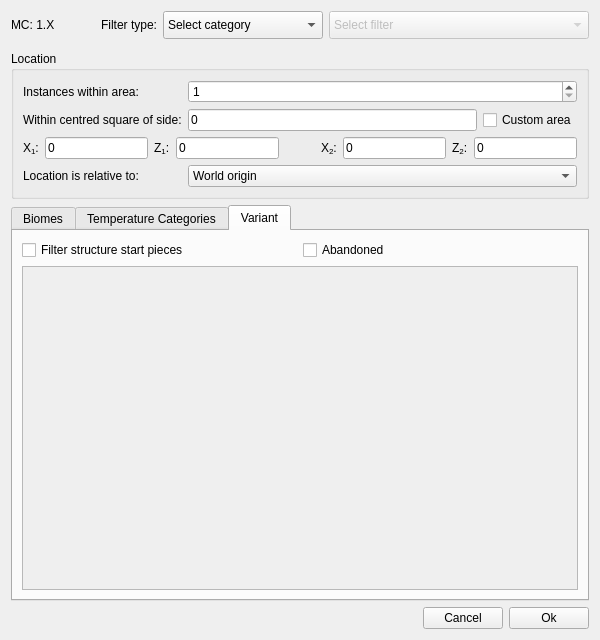
Old version of the form src/filterdialog.ui in the repository Cubitect/cubiomes-viewer.
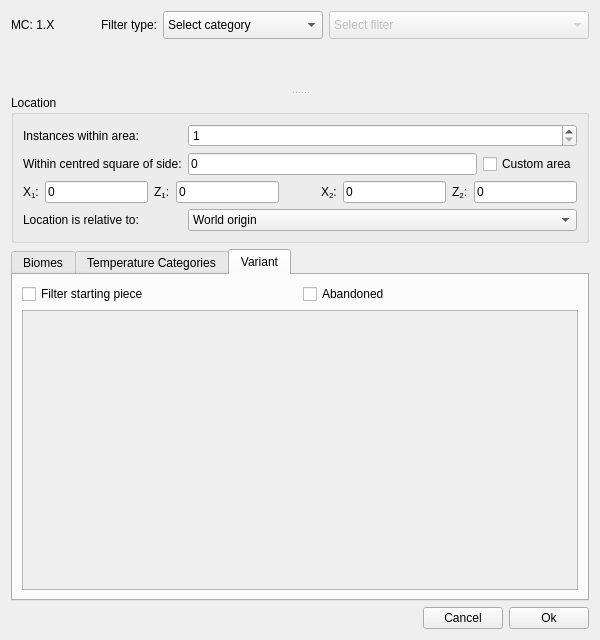
New version of the form. The open tabs and pages were chosen to show the change. Icons and pictures are not drawn. Custom widgets are drawn as their Qt base class.

Commit message: Added village types + dimension scaling + bb + updated gateways * added village type selector to filters * added helper for coordinate multiplication of cross-dimension relative locations * added 1.18 villages, outposts and bastions to known bounding boxes * updated end gateways for 1.18

```diff
--- a/src/filterdialog.ui
+++ b/src/filterdialog.ui
@@ -14,353 +14,7 @@
    <string>New Filter</string>
   </property>
   <layout class="QGridLayout" name="gridLayout_3">
-   <item row="4" column="0" colspan="2">
-    <widget class="QTabWidget" name="tabWidget">
-     <property name="currentIndex">
-      <number>0</number>
-     </property>
-     <property name="usesScrollButtons">
-      <bool>false</bool>
-     </property>
-     <widget class="QWidget" name="tabBiomes">
-      <attribute name="title">
-       <string>Biomes</string>
-      </attribute>
-      <layout class="QGridLayout" name="gridLayout_4">
-       <item row="1" column="3">
-        <widget class="QLineEdit" name="lineY">
-         <property name="toolTip">
-          <string>Vertical position in blocks</string>
-         </property>
-         <property name="text">
-          <string>63</string>
-         </property>
-        </widget>
-       </item>
-       <item row="1" column="0">
-        <widget class="QCheckBox" name="checkApprox">
-         <property name="toolTip">
-          <string>Enables optimizations that trade accuracy for speed</string>
-         </property>
-         <property name="text">
-          <string>Approximate</string>
-         </property>
-        </widget>
-       </item>
-       <item row="1" column="2">
-        <widget class="QLabel" name="labelY">
-         <property name="text">
-          <string>Sample at height (Y):</string>
-         </property>
-        </widget>
-       </item>
-       <item row="3" column="0" colspan="4">
-        <widget class="QScrollArea" name="scrollArea">
-         <property name="widgetResizable">
-          <bool>true</bool>
-         </property>
-         <widget class="QWidget" name="scrollBiomes">
-          <property name="geometry">
-           <rect>
-            <x>0</x>
-            <y>0</y>
-            <width>562</width>
-            <height>270</height>
-           </rect>
-          </property>
-          <layout class="QVBoxLayout" name="verticalLayout_2">
-           <property name="sizeConstraint">
-            <enum>QLayout::SetMinAndMaxSize</enum>
-           </property>
-           <item>
-            <layout class="QGridLayout" name="gridLayoutBiomes"/>
-           </item>
-          </layout>
-         </widget>
-        </widget>
-       </item>
-       <item row="2" column="0" colspan="4">
-        <layout class="QHBoxLayout" name="horizontalLayout_3">
-         <item>
-          <widget class="QPushButton" name="buttonUncheck">
-           <property name="text">
-            <string>uncheck all</string>
-           </property>
-          </widget>
-         </item>
-         <item>
-          <widget class="QPushButton" name="buttonInclude">
-           <property name="text">
-            <string>include all</string>
-           </property>
-          </widget>
-         </item>
-         <item>
-          <widget class="QPushButton" name="buttonExclude">
-           <property name="text">
-            <string>exclude all</string>
-           </property>
-          </widget>
-         </item>
-        </layout>
-       </item>
-       <item row="1" column="1">
-        <spacer name="horizontalSpacer_3">
-         <property name="orientation">
-          <enum>Qt::Horizontal</enum>
-         </property>
-         <property name="sizeHint" stdset="0">
-          <size>
-           <width>40</width>
-           <height>20</height>
-          </size>
-         </property>
-        </spacer>
-       </item>
-      </layout>
-     </widget>
-     <widget class="QWidget" name="tabTemps">
-      <attribute name="title">
-       <string>Temperature Categories</string>
-      </attribute>
-      <layout class="QVBoxLayout" name="verticalLayout_4">
-       <item>
-        <widget class="QLabel" name="label">
-         <property name="text">
-          <string>Select how many entries of each temperature category are required.</string>
-         </property>
-        </widget>
-       </item>
-       <item>
-        <layout class="QGridLayout" name="gridLayoutTemps"/>
-       </item>
-       <item>
-        <spacer name="verticalSpacer">
-         <property name="orientation">
-          <enum>Qt::Vertical</enum>
-         </property>
-         <property name="sizeHint" stdset="0">
-          <size>
-           <width>20</width>
-           <height>40</height>
-          </size>
-         </property>
-        </spacer>
-       </item>
-      </layout>
-     </widget>
-     <widget class="QWidget" name="tabVariants">
-      <attribute name="title">
-       <string>Variant</string>
-      </attribute>
-      <layout class="QGridLayout" name="gridLayout_5">
-       <item row="0" column="1">
-        <widget class="QCheckBox" name="checkAbandoned">
-         <property name="text">
-          <string>Abandoned</string>
-         </property>
-        </widget>
-       </item>
-       <item row="0" column="0">
-        <widget class="QCheckBox" name="checkStartPiece">
-         <property name="text">
-          <string>Filter structure start pieces</string>
-         </property>
-        </widget>
-       </item>
-       <item row="1" column="0" colspan="2">
-        <widget class="QScrollArea" name="scrollVariants">
-         <property name="widgetResizable">
-          <bool>true</bool>
-         </property>
-         <widget class="QWidget" name="scrollAreaWidgetContents_2">
-          <property name="geometry">
-           <rect>
-            <x>0</x>
-            <y>0</y>
-            <width>562</width>
-            <height>303</height>
-           </rect>
-          </property>
-          <layout class="QVBoxLayout" name="verticalLayout_3">
-           <item>
-            <layout class="QGridLayout" name="gridLayoutVariants"/>
-           </item>
-          </layout>
-         </widget>
-        </widget>
-       </item>
-      </layout>
-     </widget>
-    </widget>
-   </item>
-   <item row="3" column="0" colspan="2">
-    <widget class="QGroupBox" name="groupBoxPosition">
-     <property name="title">
-      <string>Location</string>
-     </property>
-     <layout class="QGridLayout" name="gridLayout">
-      <item row="4" column="0">
-       <widget class="QLabel" name="labelRelative">
-        <property name="text">
-         <string>Location is relative to:</string>
-        </property>
-       </widget>
-      </item>
-      <item row="0" column="1" colspan="2">
-       <widget class="QSpinBox" name="spinBox">
-        <property name="minimum">
-         <number>1</number>
-        </property>
-        <property name="maximum">
-         <number>99</number>
-        </property>
-       </widget>
-      </item>
-      <item row="4" column="1" colspan="2">
-       <widget class="QComboBox" name="comboBoxRelative">
-        <item>
-         <property name="text">
-          <string>World origin</string>
-         </property>
-        </item>
-       </widget>
-      </item>
-      <item row="1" column="1">
-       <widget class="QLineEdit" name="lineRadius">
-        <property name="text">
-         <string>0</string>
-        </property>
-       </widget>
-      </item>
-      <item row="1" column="2">
-       <widget class="QCheckBox" name="buttonArea">
-        <property name="toolTip">
-         <string>Specify manual rectangle rather than square</string>
-        </property>
-        <property name="text">
-         <string>Custom area</string>
-        </property>
-        <property name="checkable">
-         <bool>true</bool>
-        </property>
-       </widget>
-      </item>
-      <item row="0" column="0">
-       <widget class="QLabel" name="labelSpinBox">
-        <property name="text">
-         <string>Instances within area:</string>
-        </property>
-       </widget>
-      </item>
-      <item row="1" column="0">
-       <widget class="QLabel" name="labelSquareArea">
-        <property name="text">
-         <string>Within centred square of side:</string>
-        </property>
-       </widget>
-      </item>
-      <item row="2" column="0" colspan="3">
-       <layout class="QHBoxLayout" name="horizontalLayout">
-        <item>
-         <widget class="QLabel" name="labelX1">
-          <property name="toolTip">
-           <string>Lower bound (inclusive)</string>
-          </property>
-          <property name="text">
-           <string>X&lt;sub&gt;1&lt;/sub&gt;:</string>
-          </property>
-         </widget>
-        </item>
-        <item>
-         <widget class="QLineEdit" name="lineEditX1">
-          <property name="toolTip">
-           <string>Lower bound (inclusive)</string>
-          </property>
-          <property name="text">
-           <string>0</string>
-          </property>
-         </widget>
-        </item>
-        <item>
-         <widget class="QLabel" name="labelZ1">
-          <property name="toolTip">
-           <string>Lower bound (inclusive)</string>
-          </property>
-          <property name="text">
-           <string>Z&lt;sub&gt;1&lt;/sub&gt;:</string>
-          </property>
-         </widget>
-        </item>
-        <item>
-         <widget class="QLineEdit" name="lineEditZ1">
-          <property name="toolTip">
-           <string>Lower bound (inclusive)</string>
-          </property>
-          <property name="text">
-           <string>0</string>
-          </property>
-         </widget>
-        </item>
-        <item>
-         <spacer name="horizontalSpacer">
-          <property name="orientation">
-           <enum>Qt::Horizontal</enum>
-          </property>
-          <property name="sizeHint" stdset="0">
-           <size>
-            <width>40</width>
-            <height>20</height>
-           </size>
-          </property>
-         </spacer>
-        </item>
-        <item>
-         <widget class="QLabel" name="labelX2">
-          <property name="toolTip">
-           <string>Upper bound (inclusive)</string>
-          </property>
-          <property name="text">
-           <string>X&lt;sub&gt;2&lt;/sub&gt;:</string>
-          </property>
-         </widget>
-        </item>
-        <item>
-         <widget class="QLineEdit" name="lineEditX2">
-          <property name="toolTip">
-           <string>Upper bound (inclusive)</string>
-          </property>
-          <property name="text">
-           <string>0</string>
-          </property>
-         </widget>
-        </item>
-        <item>
-         <widget class="QLabel" name="labelZ2">
-          <property name="toolTip">
-           <string>Upper bound (inclusive)</string>
-          </property>
-          <property name="text">
-           <string>Z&lt;sub&gt;2&lt;/sub&gt;:</string>
-          </property>
-         </widget>
-        </item>
-        <item>
-         <widget class="QLineEdit" name="lineEditZ2">
-          <property name="toolTip">
-           <string>Upper bound (inclusive)</string>
-          </property>
-          <property name="text">
-           <string>0</string>
-          </property>
-         </widget>
-        </item>
-       </layout>
-      </item>
-     </layout>
-    </widget>
-   </item>
-   <item row="0" column="0" colspan="2">
+   <item row="0" column="0">
     <layout class="QGridLayout" name="gridLayout_2">
      <item row="0" column="0">
       <widget class="QLabel" name="labelMC">
@@ -498,7 +152,368 @@
      </item>
     </layout>
    </item>
-   <item row="6" column="0" rowspan="3" colspan="2">
+   <item row="1" column="0">
+    <widget class="QSplitter" name="splitter">
+     <property name="orientation">
+      <enum>Qt::Vertical</enum>
+     </property>
+     <widget class="Collapsible" name="collapseDescription" native="true"/>
+     <widget class="QWidget" name="layoutWidget">
+      <layout class="QVBoxLayout" name="verticalLayout">
+       <item>
+        <widget class="QGroupBox" name="groupBoxPosition">
+         <property name="title">
+          <string>Location</string>
+         </property>
+         <layout class="QGridLayout" name="gridLayout">
+          <item row="4" column="0">
+           <widget class="QLabel" name="labelRelative">
+            <property name="text">
+             <string>Location is relative to:</string>
+            </property>
+           </widget>
+          </item>
+          <item row="0" column="1" colspan="2">
+           <widget class="QSpinBox" name="spinBox">
+            <property name="minimum">
+             <number>1</number>
+            </property>
+            <property name="maximum">
+             <number>99</number>
+            </property>
+           </widget>
+          </item>
+          <item row="4" column="1" colspan="2">
+           <widget class="QComboBox" name="comboBoxRelative">
+            <item>
+             <property name="text">
+              <string>World origin</string>
+             </property>
+            </item>
+           </widget>
+          </item>
+          <item row="1" column="1">
+           <widget class="QLineEdit" name="lineRadius">
+            <property name="text">
+             <string>0</string>
+            </property>
+           </widget>
+          </item>
+          <item row="1" column="2">
+           <widget class="QCheckBox" name="buttonArea">
+            <property name="toolTip">
+             <string>Specify manual rectangle rather than square</string>
+            </property>
+            <property name="text">
+             <string>Custom area</string>
+            </property>
+            <property name="checkable">
+             <bool>true</bool>
+            </property>
+           </widget>
+          </item>
+          <item row="0" column="0">
+           <widget class="QLabel" name="labelSpinBox">
+            <property name="text">
+             <string>Instances within area:</string>
+            </property>
+           </widget>
+          </item>
+          <item row="1" column="0">
+           <widget class="QLabel" name="labelSquareArea">
+            <property name="text">
+             <string>Within centred square of side:</string>
+            </property>
+           </widget>
+          </item>
+          <item row="2" column="0" colspan="3">
+           <layout class="QHBoxLayout" name="horizontalLayout">
+            <item>
+             <widget class="QLabel" name="labelX1">
+              <property name="toolTip">
+               <string>Lower bound (inclusive)</string>
+              </property>
+              <property name="text">
+               <string>X&lt;sub&gt;1&lt;/sub&gt;:</string>
+              </property>
+             </widget>
+            </item>
+            <item>
+             <widget class="QLineEdit" name="lineEditX1">
+              <property name="toolTip">
+               <string>Lower bound (inclusive)</string>
+              </property>
+              <property name="text">
+               <string>0</string>
+              </property>
+             </widget>
+            </item>
+            <item>
+             <widget class="QLabel" name="labelZ1">
+              <property name="toolTip">
+               <string>Lower bound (inclusive)</string>
+              </property>
+              <property name="text">
+               <string>Z&lt;sub&gt;1&lt;/sub&gt;:</string>
+              </property>
+             </widget>
+            </item>
+            <item>
+             <widget class="QLineEdit" name="lineEditZ1">
+              <property name="toolTip">
+               <string>Lower bound (inclusive)</string>
+              </property>
+              <property name="text">
+               <string>0</string>
+              </property>
+             </widget>
+            </item>
+            <item>
+             <spacer name="horizontalSpacer">
+              <property name="orientation">
+               <enum>Qt::Horizontal</enum>
+              </property>
+              <property name="sizeHint" stdset="0">
+               <size>
+                <width>40</width>
+                <height>20</height>
+               </size>
+              </property>
+             </spacer>
+            </item>
+            <item>
+             <widget class="QLabel" name="labelX2">
+              <property name="toolTip">
+               <string>Upper bound (inclusive)</string>
+              </property>
+              <property name="text">
+               <string>X&lt;sub&gt;2&lt;/sub&gt;:</string>
+              </property>
+             </widget>
+            </item>
+            <item>
+             <widget class="QLineEdit" name="lineEditX2">
+              <property name="toolTip">
+               <string>Upper bound (inclusive)</string>
+              </property>
+              <property name="text">
+               <string>0</string>
+              </property>
+             </widget>
+            </item>
+            <item>
+             <widget class="QLabel" name="labelZ2">
+              <property name="toolTip">
+               <string>Upper bound (inclusive)</string>
+              </property>
+              <property name="text">
+               <string>Z&lt;sub&gt;2&lt;/sub&gt;:</string>
+              </property>
+             </widget>
+            </item>
+            <item>
+             <widget class="QLineEdit" name="lineEditZ2">
+              <property name="toolTip">
+               <string>Upper bound (inclusive)</string>
+              </property>
+              <property name="text">
+               <string>0</string>
+              </property>
+             </widget>
+            </item>
+           </layout>
+          </item>
+         </layout>
+        </widget>
+       </item>
+       <item>
+        <widget class="QTabWidget" name="tabWidget">
+         <property name="currentIndex">
+          <number>0</number>
+         </property>
+         <property name="usesScrollButtons">
+          <bool>false</bool>
+         </property>
+         <widget class="QWidget" name="tabBiomes">
+          <attribute name="title">
+           <string>Biomes</string>
+          </attribute>
+          <layout class="QGridLayout" name="gridLayout_4">
+           <item row="1" column="3">
+            <widget class="QLineEdit" name="lineY">
+             <property name="toolTip">
+              <string>Vertical position in blocks</string>
+             </property>
+             <property name="text">
+              <string>63</string>
+             </property>
+            </widget>
+           </item>
+           <item row="1" column="0">
+            <widget class="QCheckBox" name="checkApprox">
+             <property name="toolTip">
+              <string>Enables optimizations that trade accuracy for speed</string>
+             </property>
+             <property name="text">
+              <string>Approximate</string>
+             </property>
+            </widget>
+           </item>
+           <item row="1" column="2">
+            <widget class="QLabel" name="labelY">
+             <property name="text">
+              <string>Sample at height (Y):</string>
+             </property>
+            </widget>
+           </item>
+           <item row="3" column="0" colspan="4">
+            <widget class="QScrollArea" name="scrollArea">
+             <property name="widgetResizable">
+              <bool>true</bool>
+             </property>
+             <widget class="QWidget" name="scrollBiomes">
+              <property name="geometry">
+               <rect>
+                <x>0</x>
+                <y>0</y>
+                <width>568</width>
+                <height>249</height>
+               </rect>
+              </property>
+              <layout class="QVBoxLayout" name="verticalLayout_2">
+               <property name="sizeConstraint">
+                <enum>QLayout::SetMinAndMaxSize</enum>
+               </property>
+               <item>
+                <layout class="QGridLayout" name="gridLayoutBiomes"/>
+               </item>
+              </layout>
+             </widget>
+            </widget>
+           </item>
+           <item row="2" column="0" colspan="4">
+            <layout class="QHBoxLayout" name="horizontalLayout_3">
+             <item>
+              <widget class="QPushButton" name="buttonUncheck">
+               <property name="text">
+                <string>uncheck all</string>
+               </property>
+              </widget>
+             </item>
+             <item>
+              <widget class="QPushButton" name="buttonInclude">
+               <property name="text">
+                <string>include all</string>
+               </property>
+              </widget>
+             </item>
+             <item>
+              <widget class="QPushButton" name="buttonExclude">
+               <property name="text">
+                <string>exclude all</string>
+               </property>
+              </widget>
+             </item>
+            </layout>
+           </item>
+           <item row="1" column="1">
+            <spacer name="horizontalSpacer_3">
+             <property name="orientation">
+              <enum>Qt::Horizontal</enum>
+             </property>
+             <property name="sizeHint" stdset="0">
+              <size>
+               <width>40</width>
+               <height>20</height>
+              </size>
+             </property>
+            </spacer>
+           </item>
+          </layout>
+         </widget>
+         <widget class="QWidget" name="tabTemps">
+          <attribute name="title">
+           <string>Temperature Categories</string>
+          </attribute>
+          <layout class="QVBoxLayout" name="verticalLayout_4">
+           <item>
+            <widget class="QLabel" name="label">
+             <property name="text">
+              <string>Select how many entries of each temperature category are required.</string>
+             </property>
+            </widget>
+           </item>
+           <item>
+            <layout class="QGridLayout" name="gridLayoutTemps"/>
+           </item>
+           <item>
+            <spacer name="verticalSpacer">
+             <property name="orientation">
+              <enum>Qt::Vertical</enum>
+             </property>
+             <property name="sizeHint" stdset="0">
+              <size>
+               <width>20</width>
+               <height>40</height>
+              </size>
+             </property>
+            </spacer>
+           </item>
+          </layout>
+         </widget>
+         <widget class="QWidget" name="tabVariants">
+          <attribute name="title">
+           <string>Variant</string>
+          </attribute>
+          <layout class="QGridLayout" name="gridLayout_5">
+           <item row="0" column="1">
+            <widget class="QCheckBox" name="checkAbandoned">
+             <property name="text">
+              <string>Abandoned</string>
+             </property>
+            </widget>
+           </item>
+           <item row="0" column="0">
+            <widget class="QCheckBox" name="checkStartPiece">
+             <property name="toolTip">
+              <string>Allow only structures that start with one of the selected pieces</string>
+             </property>
+             <property name="text">
+              <string>Filter starting piece</string>
+             </property>
+            </widget>
+           </item>
+           <item row="1" column="0" colspan="2">
+            <widget class="QScrollArea" name="scrollVariants">
+             <property name="widgetResizable">
+              <bool>true</bool>
+             </property>
+             <widget class="QWidget" name="scrollAreaWidgetContents_2">
+              <property name="geometry">
+               <rect>
+                <x>0</x>
+                <y>0</y>
+                <width>568</width>
+                <height>285</height>
+               </rect>
+              </property>
+              <layout class="QVBoxLayout" name="verticalLayout_3">
+               <item>
+                <layout class="QGridLayout" name="gridLayoutVariants"/>
+               </item>
+              </layout>
+             </widget>
+            </widget>
+           </item>
+          </layout>
+         </widget>
+        </widget>
+       </item>
+      </layout>
+     </widget>
+    </widget>
+   </item>
+   <item row="2" column="0">
     <layout class="QHBoxLayout" name="horizontalLayout_2">
      <item>
       <spacer name="horizontalSpacer_2">
@@ -537,9 +552,6 @@
      </item>
     </layout>
    </item>
-   <item row="1" column="0" colspan="2">
-    <widget class="Collapsible" name="collapseDescription" native="true"/>
-   </item>
   </layout>
  </widget>
  <customwidgets>
```
Left out of the diff: 6 changed lines with no effect on the pictures. The commit also changes 5 other files.
